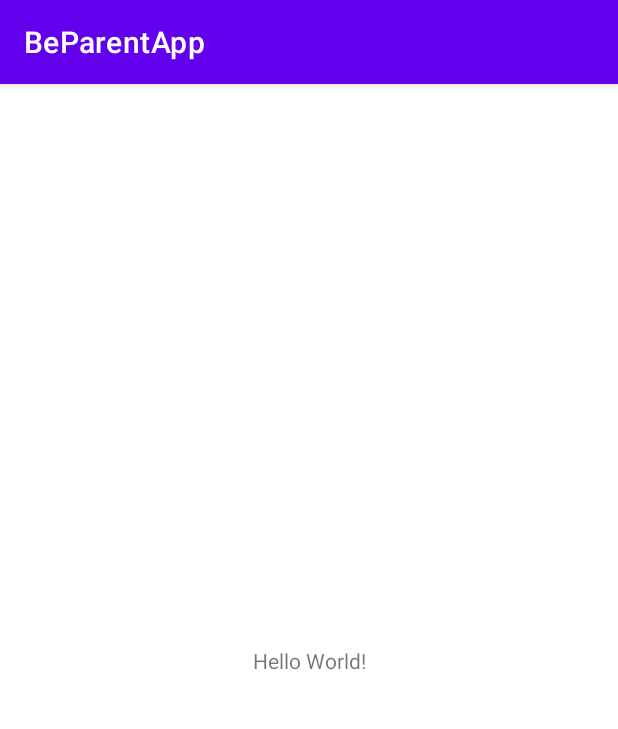
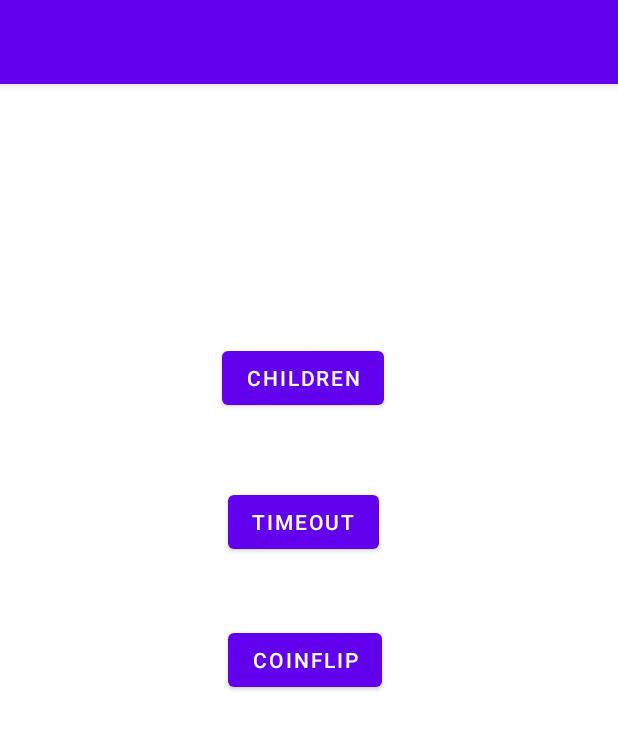
Before and after one commit to JackyL-CyberTofu/Child-Management-App, an Android app: the screen it shows after launch (MainActivity), on a phone screen of 412 x 824 dp. Shown: the top 729 px of the screen. Run offline under Robolectric (Android 15) with nearby library versions, the phone set to English and light mode, and no system bars.

Commit message:
Initial Activity Setup
Add basic layout constraint for menu. Custom asset not created yet. Create history of previous coin flip winners.

```diff
--- /dev/null
+++ b/app/src/main/res/layout/activity_history.xml
@@ -0,0 +1,6 @@
+<?xml version="1.0" encoding="utf-8"?>
+<androidx.constraintlayout.widget.ConstraintLayout xmlns:android="http://schemas.android.com/apk/res/android"
+    android:layout_width="match_parent"
+    android:layout_height="match_parent">
+
+</androidx.constraintlayout.widget.ConstraintLayout>
--- a/app/src/main/res/layout/activity_main.xml
+++ b/app/src/main/res/layout/activity_main.xml
@@ -6,13 +6,34 @@
     android:layout_height="match_parent"
     tools:context=".MainActivity">
 
-    <TextView
+    <Button
+        android:id="@+id/button"
         android:layout_width="wrap_content"
         android:layout_height="wrap_content"
-        android:text="Hello World!"
-        app:layout_constraintBottom_toBottomOf="parent"
-        app:layout_constraintLeft_toLeftOf="parent"
-        app:layout_constraintRight_toRightOf="parent"
+        android:layout_marginStart="148dp"
+        android:layout_marginTop="172dp"
+        android:text="@string/Children"
+        app:layout_constraintStart_toStartOf="parent"
         app:layout_constraintTop_toTopOf="parent" />
 
+    <Button
+        android:id="@+id/button3"
+        android:layout_width="wrap_content"
+        android:layout_height="wrap_content"
+        android:layout_marginStart="152dp"
+        android:layout_marginTop="48dp"
+        android:text="@string/Timeout"
+        app:layout_constraintStart_toStartOf="parent"
+        app:layout_constraintTop_toBottomOf="@+id/button" />
+
+    <Button
+        android:id="@+id/button4"
+        android:layout_width="wrap_content"
+        android:layout_height="wrap_content"
+        android:layout_marginStart="152dp"
+        android:layout_marginTop="44dp"
+        android:text="@string/CoinFlipe"
+        app:layout_constraintStart_toStartOf="parent"
+        app:layout_constraintTop_toBottomOf="@+id/button3" />
+
 </androidx.constraintlayout.widget.ConstraintLayout>
--- a/app/src/main/res/values/strings.xml
+++ b/app/src/main/res/values/strings.xml
@@ -1,3 +1,6 @@
 <resources>
-    <string name="app_name">BeParentApp</string>
+    <string name="BeParentApp">BeParentApp</string>
+    <string name="Children">Children</string>
+    <string name="Timeout">Timeout</string>
+    <string name="CoinFlipe">CoinFlip</string>
 </resources>
--- a/build.gradle
+++ b/build.gradle
@@ -5,7 +5,7 @@ buildscript {
         mavenCentral()
     }
     dependencies {
-        classpath "com.android.tools.build:gradle:7.0.3"
+        classpath 'com.android.tools.build:gradle:4.2.2'
 
         // NOTE: Do not place your application dependencies here; they belong
         // in the individual module build.gradle files
```
